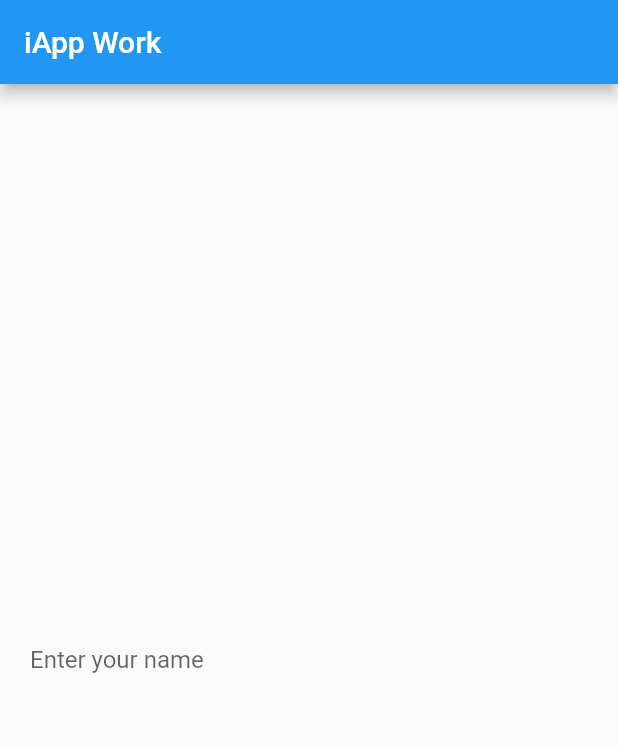
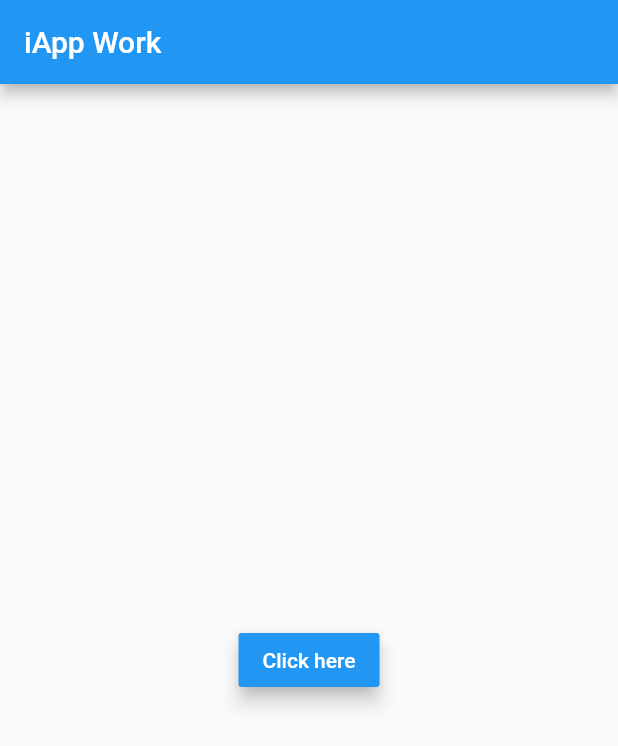
Before and after one commit to CUBETIQ/flutter-classrom-iapp, a Flutter app: the screen it shows after launch, on a phone screen of 412 x 824 dp. Shown: the top 746 px of the screen. Run offline on Flutter 3.47's test engine with Material 2 defaults, Android fonts, the phone set to English and light mode, and no system bars.

Commit message:
add RaisedButton

```diff
--- a/lib/main.dart
+++ b/lib/main.dart
@@ -13,13 +13,15 @@ class MyApp extends StatelessWidget {
         ),
         body: Container(
           alignment: Alignment.center,
-          child: Padding(
-            padding: EdgeInsets.all(20.0),
-            child: TextField(
-              decoration: InputDecoration(
-                border: InputBorder.none, // remove default input border
-                hintText: "Enter your name" // placeholder of input
-              ),
+          child: Center( // we can't use const Center(...), because the widgets have dynamic widgets.
+            child: RaisedButton(
+              child: const Text("Click here", style: TextStyle(color: Colors.white)),
+              color: Theme.of(context).accentColor, // get default theme color of current context
+              elevation: 5.0, // Button shadow. If it bigger, it will be big shadow too.
+              splashColor: Colors.blueGrey,
+              onPressed: () => {
+                // handle action
+              },
             ),
           )
         ),
```
